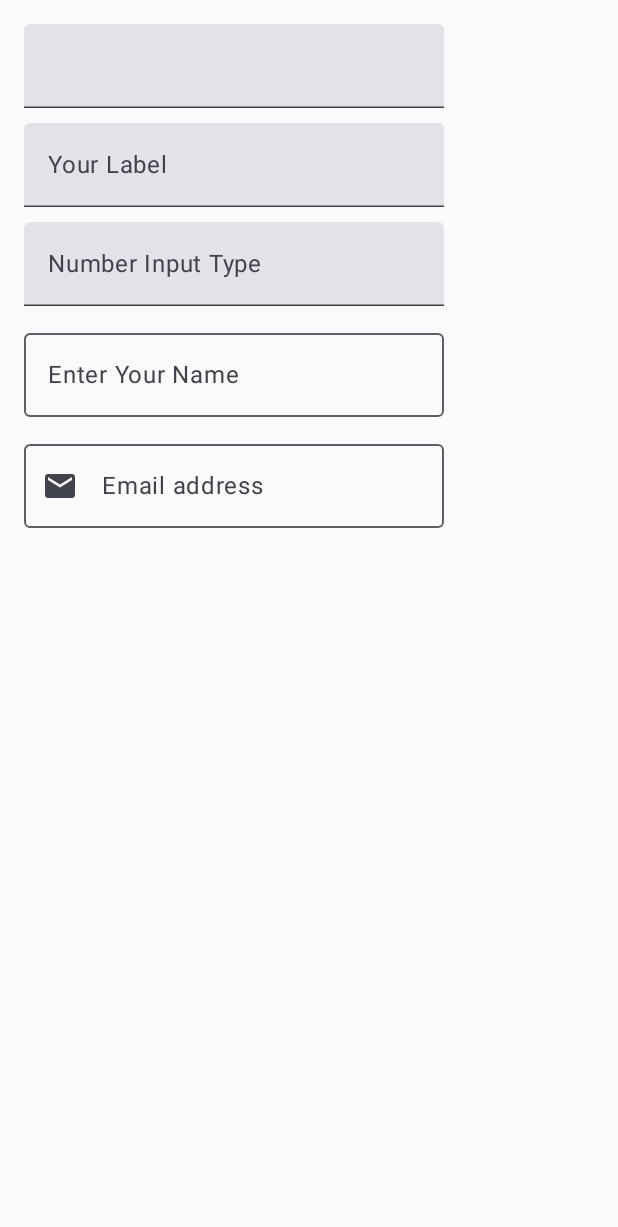
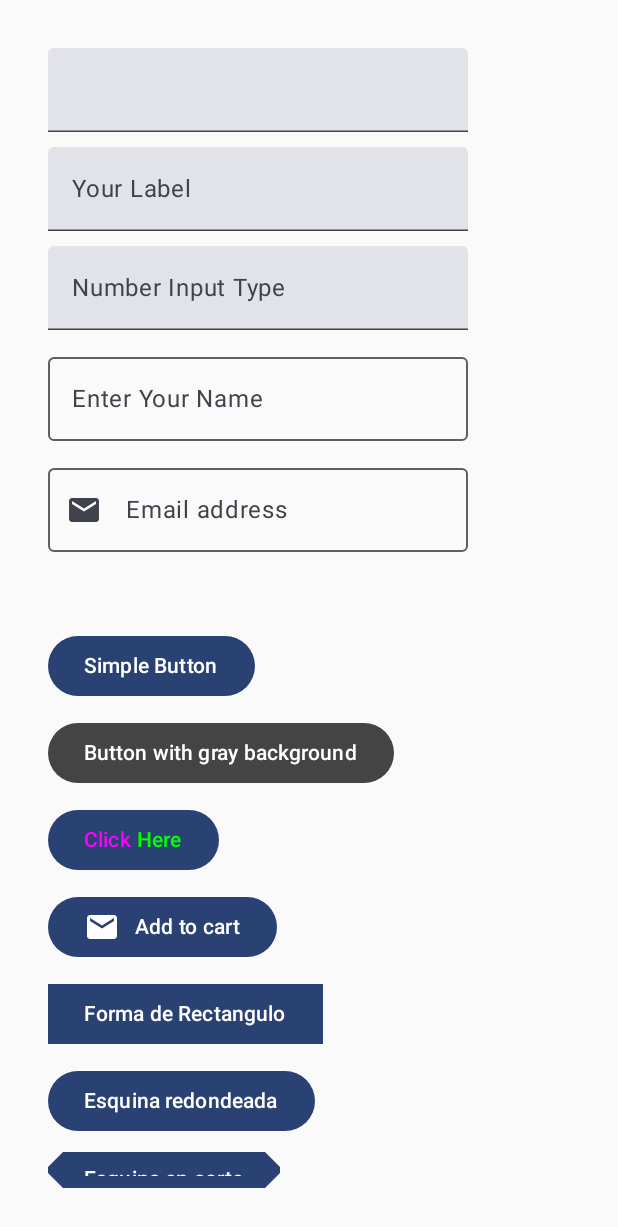
Before and after one commit to GaelCG/miprimerapp2025, an Android app built with Jetpack Compose: the screen it shows after launch (MainActivity), on a phone screen of 412 x 824 dp. Shown: the top 1227 px of the screen. Run offline under Robolectric (Android 15) with nearby library versions, the phone set to English and light mode, and no system bars.

Commit message:
CLASE FORMULARIO DE AGREGADO DE ICONOS y botones

```diff
--- a/src/main/java/com/example/miprimerapp2025/MainActivity.kt
+++ b/src/main/java/com/example/miprimerapp2025/MainActivity.kt
@@ -4,15 +4,20 @@ import android.os.Bundle
 import androidx.activity.ComponentActivity
 import androidx.activity.compose.setContent
 import androidx.activity.enableEdgeToEdge
+import androidx.compose.foundation.BorderStroke
 import androidx.compose.foundation.layout.Column
 import androidx.compose.foundation.layout.Spacer
 import androidx.compose.foundation.layout.fillMaxSize
 import androidx.compose.foundation.layout.height
 import androidx.compose.foundation.layout.padding
+import androidx.compose.foundation.layout.width
+import androidx.compose.foundation.shape.CutCornerShape
+import androidx.compose.foundation.shape.RoundedCornerShape
 import androidx.compose.foundation.text.KeyboardOptions
 import androidx.compose.material.icons.Icons
 import androidx.compose.material.icons.filled.Email
 import androidx.compose.material3.Button
+import androidx.compose.material3.ButtonDefaults
 import androidx.compose.material3.Icon
 import androidx.compose.material3.OutlinedTextField
 import androidx.compose.material3.Scaffold
@@ -24,6 +29,8 @@ import androidx.compose.runtime.mutableStateOf
 import androidx.compose.runtime.remember
 import androidx.compose.runtime.setValue
 import androidx.compose.ui.Modifier
+import androidx.compose.ui.graphics.Color
+import androidx.compose.ui.graphics.RectangleShape
 import androidx.compose.ui.text.input.KeyboardType
 import androidx.compose.ui.text.input.TextFieldValue
 import androidx.compose.ui.tooling.preview.Preview
@@ -31,14 +38,24 @@ import androidx.compose.ui.unit.dp
 import com.example.miprimerapp2025.ui.theme.MiPrimerApp2025Theme
 
 
+
 class MainActivity : ComponentActivity() {
     override fun onCreate(savedInstanceState: Bundle?) {
         super.onCreate(savedInstanceState)
         setContent {
             MiPrimerApp2025Theme {
-                PreviewTextFieldExamples()
+                PreviewExamples()
             }
         }
+    }
+}
+
+@Composable
+fun Examples() {
+    Column(modifier = Modifier.padding(16.dp)) {
+        TextFieldExamples()
+        Spacer(modifier = Modifier.height(20.dp))
+        ButtonExamples()
     }
 }
 
@@ -110,9 +127,111 @@ fun TextFieldWithIcons() {
     )
 }
 
+@Composable
+fun ButtonExamples() {
+    Column(modifier = Modifier.padding(16.dp)) {
+        SimpleButton()
+        Spacer(modifier = Modifier.height(10.dp))
+        ButtonWithColor()
+        Spacer(modifier = Modifier.height(10.dp))
+        ButtonWithTwoTextView()
+        Spacer(modifier = Modifier.height(10.dp))
+        ButtonWithIcon()
+        Spacer(modifier = Modifier.height(10.dp))
+        ButtonWithRectangleShape()
+        Spacer(modifier = Modifier.height(10.dp))
+        ButtonWithRoundCornerShape()
+        Spacer(modifier = Modifier.height(10.dp))
+        ButtonWithCutCornerShape()
+        Spacer(modifier = Modifier.height(10.dp))
+        ButtonWithBorder()
+        Spacer(modifier = Modifier.height(10.dp))
+        ButtonWithElevation()
+    }
+}
+
+@Composable
+fun SimpleButton() {
+    Button(onClick = {}) {
+        Text(text = "Simple Button")
+    }
+}
+
+@Composable
+fun ButtonWithColor() {
+    Button(
+        onClick = {},
+        colors = ButtonDefaults.buttonColors(containerColor = Color.DarkGray)
+    ) {
+        Text(text = "Button with gray background", color = Color.White)
+    }
+}
+
+@Composable
+fun ButtonWithTwoTextView() {
+    Button(onClick = {}) {
+        Text(text = "Click ", color = Color.Magenta)
+        Text(text = "Here", color = Color.Green)
+    }
+}
+
+@Composable
+fun ButtonWithIcon() {
+    Button(onClick = {}) {
+        Icon(imageVector = Icons.Default.Email, contentDescription = "emailIcon")
+        Spacer(modifier = Modifier.width(10.dp))
+        Text(text = "Add to cart")
+    }
+}
+
+@Composable
+fun ButtonWithRectangleShape() {
+    Button(onClick = {}, shape = RectangleShape) {
+        Text(text = "Forma de Rectangulo")
+    }
+}
+
+@Composable
+fun ButtonWithRoundCornerShape() {
+    Button(onClick = {}, shape = RoundedCornerShape(20.dp)) {
+        Text(text = "Esquina redondeada")
+    }
+}
+
+@Composable
+fun ButtonWithCutCornerShape() {
+    Button(onClick = {}, shape = CutCornerShape(10.dp)) {
+        Text(text = "Esquina en corte")
+    }
+}
+
+@Composable
+fun ButtonWithBorder() {
+    Button(
+        onClick = {},
+        border = BorderStroke(1.dp, Color.Red),
+        colors = ButtonDefaults.outlinedButtonColors(contentColor = Color.Red)
+    ) {
+        Text(text = "Boton con borde", color = Color.DarkGray)
+    }
+}
+
+@Composable
+fun ButtonWithElevation() {
+    Button(
+        onClick = {},
+        elevation = ButtonDefaults.elevatedButtonElevation(
+            defaultElevation = 10.dp,
+            pressedElevation = 15.dp,
+            disabledElevation = 0.dp
+        )
+    ) {
+        Text(text = "Button con elevacion")
+    }
+}
+
 @Preview(showBackground = true)
 @Composable
-fun PreviewTextFieldExamples() {
-    TextFieldExamples()
-
+fun PreviewExamples() {
+    Examples()
 }
```
